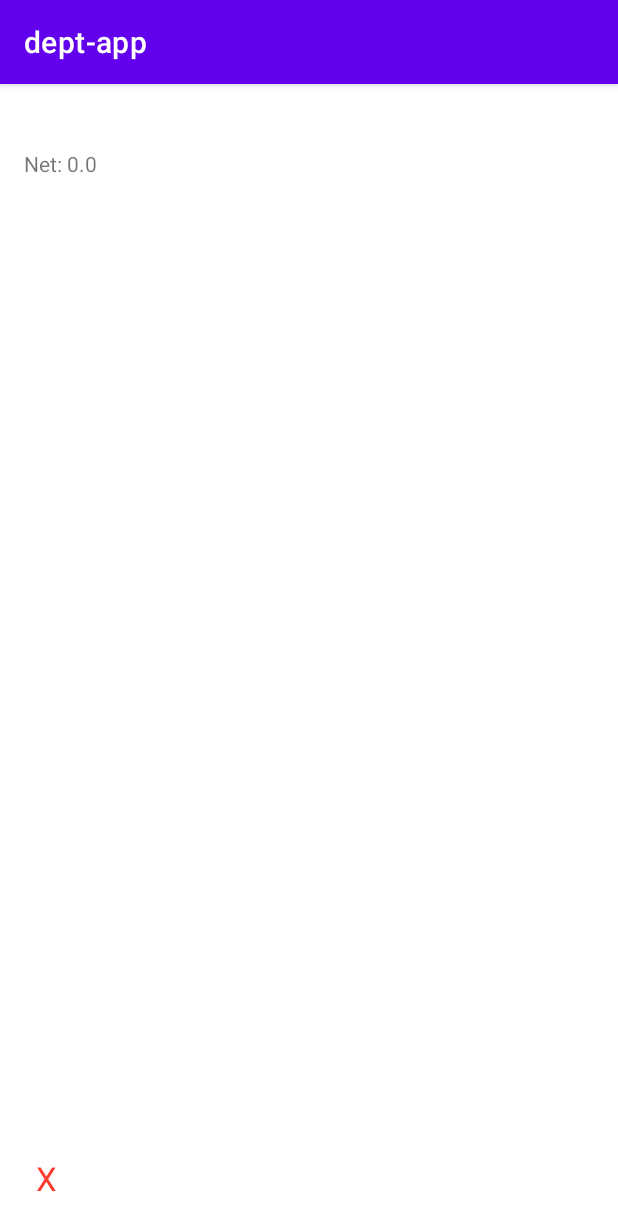
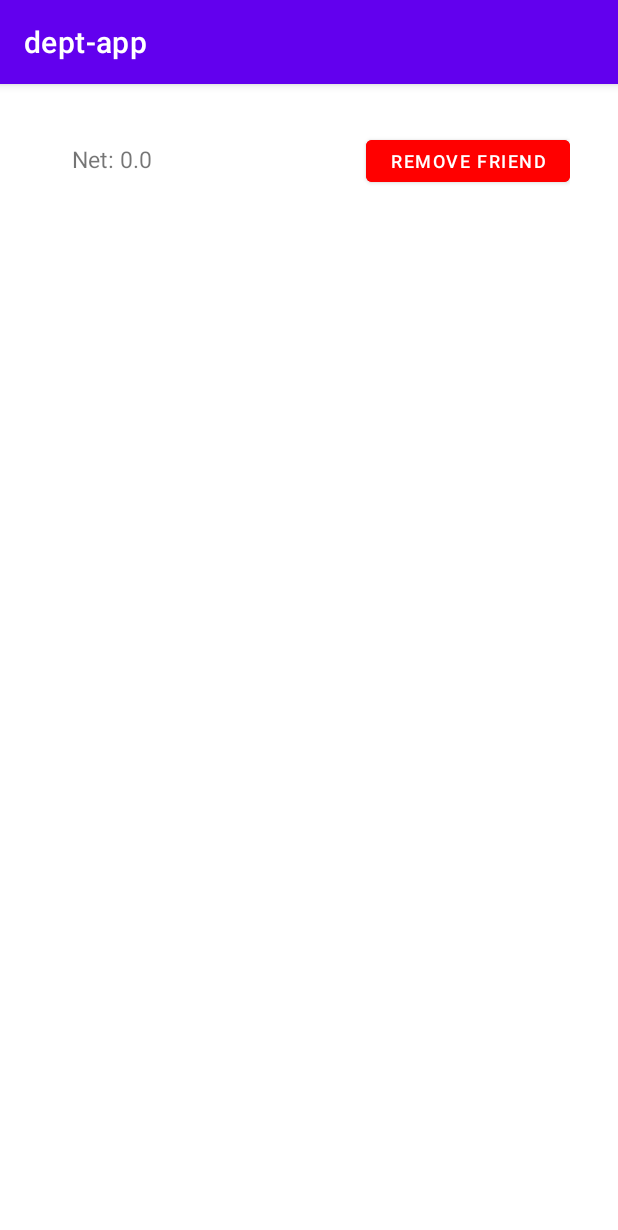
Before and after one commit to lemuruz/dept-app, an Android app: the FriendDebtsActivity screen opened directly, with no data from a screen before it, on a phone screen of 412 x 824 dp. Shown: the top 1230 px of the screen. Run offline under Robolectric (Android 15) with nearby library versions, the phone set to English and light mode, and no system bars; our stand-ins replace Room's generated code; 1 statement that could not run was skipped.

Commit message:
add friend removalBtn(with confirmation asked) and make the main screen reload friend list every time that (add debt) or (remove friend) is click

```diff
--- a/app/src/main/java/com/example/dept_app/data/DebtDao.java
+++ b/app/src/main/java/com/example/dept_app/data/DebtDao.java
@@ -33,4 +33,7 @@ public interface DebtDao {
 
     @Query("SELECT * FROM debts")
     LiveData<List<Debts>> getAllDebtsLive();
+
+    @Query("DELETE FROM debts WHERE friendsId = :friendsId")
+    void deleteDebtsByFriendId(int friendsId);
 }
--- a/app/src/main/res/layout/activity_friend_debts.xml
+++ b/app/src/main/res/layout/activity_friend_debts.xml
@@ -2,28 +2,59 @@
 <androidx.constraintlayout.widget.ConstraintLayout xmlns:android="http://schemas.android.com/apk/res/android"
     android:layout_width="match_parent"
     android:layout_height="match_parent">
-    <LinearLayout xmlns:android="http://schemas.android.com/apk/res/android"
+    <LinearLayout
         android:fitsSystemWindows="true"
         android:orientation="vertical"
         android:padding="16dp"
         android:layout_width="match_parent"
         android:layout_height="match_parent">
 
+        <LinearLayout
+            android:layout_width="match_parent"
+            android:paddingLeft="16dp"
+            android:paddingRight="16dp"
+            android:paddingTop="8dp"
+            android:paddingBottom="8dp"
+            android:layout_height="62dp"
+            >
+
             <TextView
                 android:id="@+id/tvFriendName"
-            android:textSize="20sp"
-            android:textStyle="bold"
+                android:paddingRight="16dp"
                 android:layout_width="wrap_content"
-            android:layout_height="wrap_content" />
+                android:layout_height="wrap_content"
+                android:textSize="30sp"
+                android:textColor="@android:color/black"
+                android:textStyle="bold" />
 
             <TextView
                 android:id="@+id/tvNetDebt"
-            android:text="Net: 0"
                 android:layout_width="wrap_content"
                 android:layout_height="wrap_content"
-            android:layout_marginBottom="8dp"/>
+                android:layout_marginBottom="8dp"
+                android:text="Net: 0"
+                android:textSize="15sp" />
+
+            <View
+                android:layout_width="0dp"
+                android:layout_height="0dp"
+                android:layout_weight="1" />
+            <Button
+            android:id="@+id/btnRemoveFriend"
+            android:layout_width="wrap_content"
+            android:layout_height="40dp"
+            android:backgroundTint="#FF0000"
+            android:text="remove friend"
+            android:textColor="@android:color/white"
+            android:textSize="12sp" />
+        </LinearLayout>
+
 
         <androidx.recyclerview.widget.RecyclerView
+            android:paddingLeft="16dp"
+            android:paddingRight="16dp"
+            android:paddingTop="8dp"
+            android:paddingBottom="8dp"
             android:id="@+id/recyclerDebts"
             android:layout_width="match_parent"
             android:layout_height="0dp"
@@ -31,14 +62,6 @@
 
             />
 
-        <TextView
-            android:id="@+id/deleteDebt"
-            android:layout_width="wrap_content"
-            android:layout_height="wrap_content"
-            android:text="X"
-            android:textColor="#FF3B30"
-            android:textSize="22sp"
-            android:padding="8dp" />
     </LinearLayout>
 
 
```
Also changed, not shown: app/src/main/java/com/example/dept_app/FriendDebtsActivity.java (+24 -4 lines), app/src/main/java/com/example/dept_app/FriendsAdapter.java (+5 -3 lines), app/src/main/java/com/example/dept_app/MainActivity.java (+12 -12 lines), app/src/main/res/layout/activity_main.xml (+1 -8 lines). Lines whose indentation alone changed are shown as unchanged.
